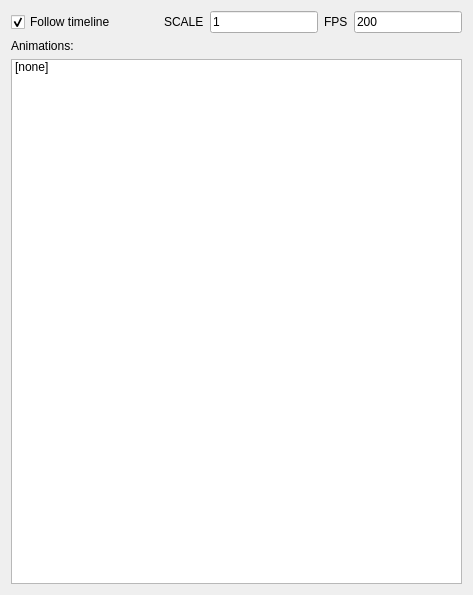
mk4me/hm-mde-one, file trunk/src/plugins/animation/ui/OsgWidget.ui: the form before one commit.
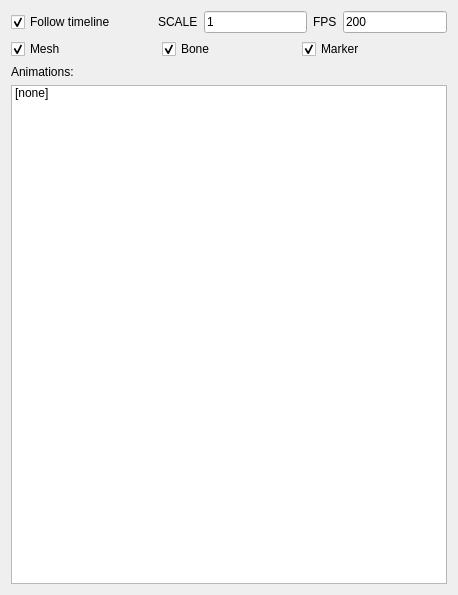
The form after the commit.

What changed in the file:
```diff
--- a/trunk/src/plugins/animation/ui/OsgWidget.ui
+++ b/trunk/src/plugins/animation/ui/OsgWidget.ui
@@ -6,7 +6,7 @@
    <rect>
     <x>0</x>
     <y>0</y>
-    <width>473</width>
+    <width>458</width>
     <height>595</height>
    </rect>
   </property>
@@ -26,7 +26,7 @@
    <string>OSG</string>
   </property>
   <layout class="QGridLayout" name="gridLayout">
-   <item row="0" column="0">
+   <item row="0" column="0" colspan="6">
     <layout class="QVBoxLayout" name="verticalLayout_4">
      <item>
       <layout class="QHBoxLayout" name="horizontalLayout_3">
@@ -86,24 +86,89 @@
     </layout>
    </item>
    <item row="1" column="0">
-    <layout class="QVBoxLayout" name="verticalLayout">
+    <widget class="QCheckBox" name="MeshCheckBox">
+     <property name="text">
+      <string>Mesh</string>
+     </property>
+     <property name="checked">
+      <bool>true</bool>
+     </property>
+    </widget>
+   </item>
+   <item row="1" column="1">
+    <spacer name="horizontalSpacer_2">
+     <property name="orientation">
+      <enum>Qt::Horizontal</enum>
+     </property>
+     <property name="sizeHint" stdset="0">
+      <size>
+       <width>80</width>
+       <height>20</height>
+      </size>
+     </property>
+    </spacer>
+   </item>
+   <item row="1" column="2">
+    <widget class="QCheckBox" name="BoneCheckBox">
+     <property name="text">
+      <string>Bone</string>
+     </property>
+     <property name="checked">
+      <bool>true</bool>
+     </property>
+    </widget>
+   </item>
+   <item row="1" column="3">
+    <spacer name="horizontalSpacer_3">
+     <property name="orientation">
+      <enum>Qt::Horizontal</enum>
+     </property>
+     <property name="sizeHint" stdset="0">
+      <size>
+       <width>59</width>
+       <height>20</height>
+      </size>
+     </property>
+    </spacer>
+   </item>
+   <item row="1" column="4">
+    <widget class="QCheckBox" name="MarkerCheckBox">
+     <property name="text">
+      <string>Marker</string>
+     </property>
+     <property name="checked">
+      <bool>true</bool>
+     </property>
+    </widget>
+   </item>
+   <item row="1" column="5">
+    <spacer name="horizontalSpacer_4">
+     <property name="orientation">
+      <enum>Qt::Horizontal</enum>
+     </property>
+     <property name="sizeHint" stdset="0">
+      <size>
+       <width>80</width>
+       <height>20</height>
+      </size>
+     </property>
+    </spacer>
+   </item>
+   <item row="2" column="0">
+    <widget class="QLabel" name="label">
+     <property name="text">
+      <string>Animations:</string>
+     </property>
+    </widget>
+   </item>
+   <item row="3" column="0" colspan="6">
+    <widget class="QListWidget" name="animationList">
      <item>
-      <widget class="QLabel" name="label">
-       <property name="text">
-        <string>Animations:</string>
-       </property>
-      </widget>
+      <property name="text">
+       <string>[none]</string>
+      </property>
      </item>
-     <item>
-      <widget class="QListWidget" name="animationList">
-       <item>
-        <property name="text">
-         <string>[none]</string>
-        </property>
-       </item>
-      </widget>
-     </item>
-    </layout>
+    </widget>
    </item>
   </layout>
  </widget>
```
Left out of the diff: 51 changed lines with no effect on the pictures.
